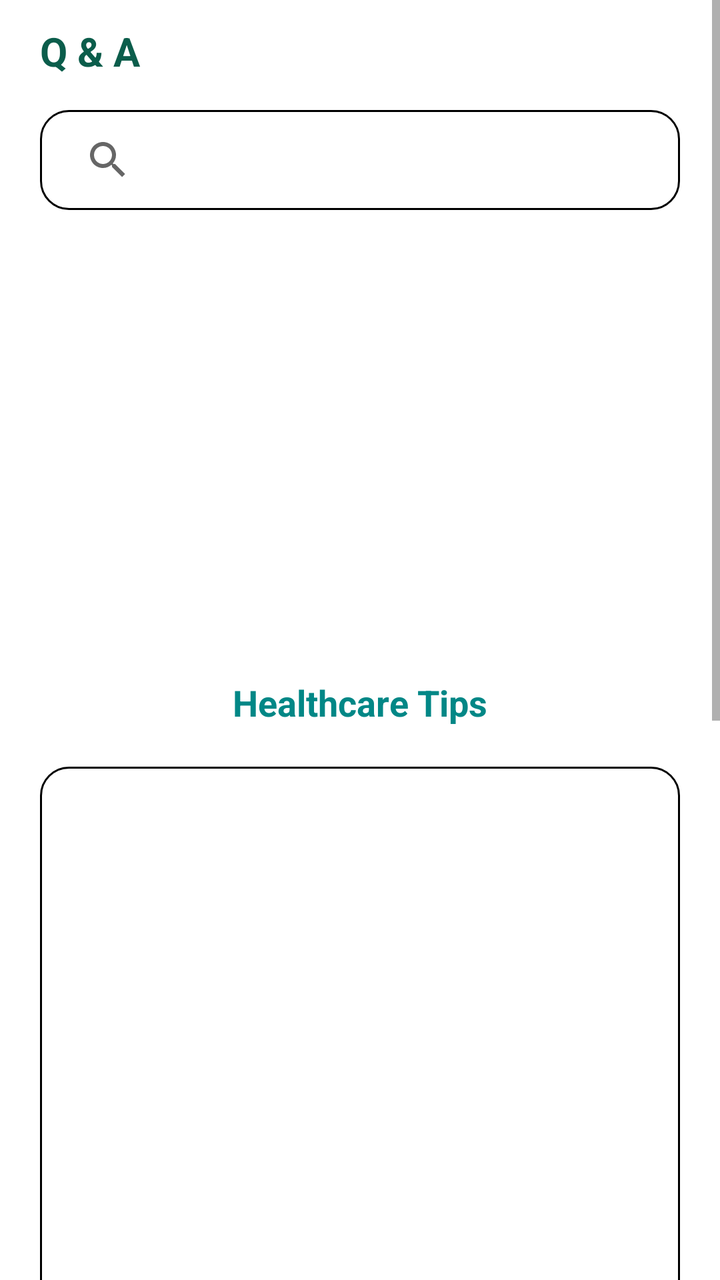
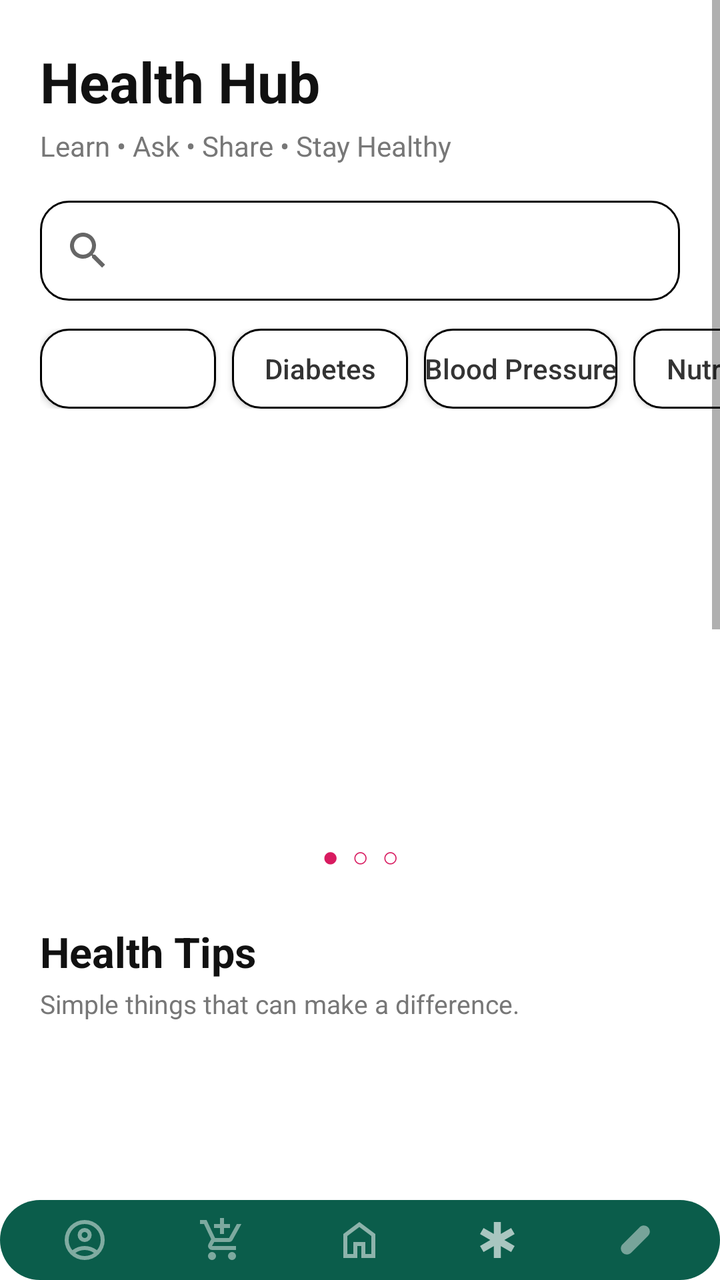

The first picture is an Android layout as it rendered before a commit; the second is the same layout after the commit. The layout source and the unified diff follow.
<!-- AndroidManifest.xml: application theme Theme.Proteahealth -->
<!-- res/layout/activity_blog.xml -->
<?xml version="1.0" encoding="utf-8"?>


<ScrollView xmlns:android="http://schemas.android.com/apk/res/android"
    xmlns:app="http://schemas.android.com/apk/res-auto"
    android:id="@+id/blogRoot"
    android:layout_width="match_parent"
    android:layout_height="match_parent"
    android:background="#FFFFFF"
    android:fillViewport="true"
    android:scrollbars="vertical">

    
    <LinearLayout
        android:layout_width="match_parent"
        android:layout_height="wrap_content"
        android:orientation="vertical"
        android:paddingStart="20dp"
        android:paddingEnd="20dp"
        android:paddingTop="8dp"
        android:paddingBottom="20dp">

        
        <TextView
            android:layout_width="match_parent"
            android:layout_height="wrap_content"
            android:layout_marginTop="4dp"
            android:text="Q &amp; A"
            android:textColor="@color/green"
            android:textSize="20sp"
            android:textStyle="bold" />

        
        <androidx.appcompat.widget.SearchView
            android:id="@+id/search_bar"
            android:layout_width="match_parent"
            android:layout_height="50dp"
            android:layout_marginTop="16dp"
            android:background="@drawable/input_background"
            android:paddingStart="10dp"
            android:paddingEnd="10dp"
            app:queryHint="Search Category" />

        
        <androidx.viewpager2.widget.ViewPager2
            android:id="@+id/banner2"
            android:layout_width="match_parent"
            android:layout_height="190dp"
            android:layout_marginTop="16dp"
            android:clipChildren="false"
            android:clipToPadding="false" />

        
        <LinearLayout
            android:id="@+id/bannerDots"
            android:layout_width="wrap_content"
            android:layout_height="wrap_content"
            android:layout_gravity="center_horizontal"
            android:layout_marginTop="8dp"
            android:gravity="center"
            android:orientation="horizontal" />

        
        <TextView
            android:layout_width="wrap_content"
            android:layout_height="wrap_content"
            android:layout_gravity="center"
            android:layout_marginTop="20dp"
            android:text="Healthcare Tips"
            android:textColor="@color/teal_700"
            android:textSize="18sp"
            android:textStyle="bold" />

        
        <LinearLayout
            android:layout_width="match_parent"
            android:layout_height="wrap_content"
            android:layout_marginTop="20dp"
            android:background="@drawable/input_background"
            android:orientation="vertical">

            <ListView
                android:id="@+id/listArticles"
                android:layout_width="match_parent"
                android:layout_height="400dp"
                android:clipToPadding="false"
                android:divider="@android:color/transparent"
                android:dividerHeight="16dp"
                android:nestedScrollingEnabled="false"
                android:paddingStart="20dp"
                android:paddingTop="20dp"
                android:paddingEnd="20dp"
                android:paddingBottom="16dp" />

            <Button
                android:id="@+id/edittips"
                android:layout_width="wrap_content"
                android:layout_height="wrap_content"/>

        </LinearLayout>

        <TextView
            android:layout_width="match_parent"
            android:layout_height="wrap_content"
            android:text="Blog"
            android:textSize="18dp"
            android:textColor="#FF1493"
            android:textStyle="bold"
            android:layout_gravity="center"
            android:layout_marginTop="10dp"/>

        
        <LinearLayout
            android:layout_width="match_parent"
            android:layout_height="wrap_content"
            android:layout_marginTop="20dp"
            android:orientation="horizontal"
            android:paddingBottom="12dp"
            android:background="@drawable/input_background">


            
            <androidx.recyclerview.widget.RecyclerView
                android:id="@+id/recyclerQuestions"
                android:layout_width="match_parent"
                android:layout_height="0dp"
                android:layout_weight="1"
                android:paddingStart="16dp"
                android:paddingEnd="16dp"
                android:clipToPadding="false"/>

            
            <androidx.appcompat.widget.AppCompatButton
                android:id="@+id/btnMyQuestions"
                android:layout_width="0dp"
                android:layout_height="wrap_content"
                android:layout_marginStart="8dp"
                android:layout_weight="1"
                android:backgroundTint="#E5E5E5"
                android:minHeight="48dp"
                android:text="My questions"
                android:textAllCaps="false"
                android:textColor="#0C514A" />

        </LinearLayout>

    </LinearLayout>

</ScrollView>
<!-- resources referenced by this layout -->
<resources>
  <color name="teal_700">#FF018786</color>
  <!-- unchanged entries left out for length: 3 -->
</resources>

<!-- the commit's change to res/layout/activity_blog.xml (unified diff, before → after) -->
@@ -1,149 +1,319 @@
 <?xml version="1.0" encoding="utf-8"?>
 
 
-<ScrollView xmlns:android="http://schemas.android.com/apk/res/android"
+<LinearLayout xmlns:android="http://schemas.android.com/apk/res/android"
     xmlns:app="http://schemas.android.com/apk/res-auto"
-    android:id="@+id/blogRoot"
     android:layout_width="match_parent"
     android:layout_height="match_parent"
-    android:background="#FFFFFF"
-    android:fillViewport="true"
-    android:scrollbars="vertical">
+    android:orientation="vertical"
+    android:background="#FFFFFF">
 
     
-    <LinearLayout
+    <ScrollView
+        android:id="@+id/blogRoot"
         android:layout_width="match_parent"
-        android:layout_height="wrap_content"
-        android:orientation="vertical"
-        android:paddingStart="20dp"
-        android:paddingEnd="20dp"
-        android:paddingTop="8dp"
-        android:paddingBottom="20dp">
-
-        
-        <TextView
-            android:layout_width="match_parent"
-            android:layout_height="wrap_content"
-            android:layout_marginTop="4dp"
-            android:text="Q &amp; A"
-            android:textColor="@color/green"
-            android:textSize="20sp"
-            android:textStyle="bold" />
-
-        
-        <androidx.appcompat.widget.SearchView
-            android:id="@+id/search_bar"
-            android:layout_width="match_parent"
-            android:layout_height="50dp"
-            android:layout_marginTop="16dp"
-            android:background="@drawable/input_background"
-            android:paddingStart="10dp"
-            android:paddingEnd="10dp"
-            app:queryHint="Search Category" />
-
-        
-        <androidx.viewpager2.widget.ViewPager2
-            android:id="@+id/banner2"
-            android:layout_width="match_parent"
-            android:layout_height="190dp"
-            android:layout_marginTop="16dp"
-            android:clipChildren="false"
-            android:clipToPadding="false" />
-
-        
-        <LinearLayout
-            android:id="@+id/bannerDots"
-            android:layout_width="wrap_content"
-            android:layout_height="wrap_content"
-            android:layout_gravity="center_horizontal"
-            android:layout_marginTop="8dp"
-            android:gravity="center"
-            android:orientation="horizontal" />
-
-        
-        <TextView
-            android:layout_width="wrap_content"
-            android:layout_height="wrap_content"
-            android:layout_gravity="center"
-            android:layout_marginTop="20dp"
-            android:text="Healthcare Tips"
-            android:textColor="@color/teal_700"
-            android:textSize="18sp"
-            android:textStyle="bold" />
-
-        
+        android:layout_height="0dp"
+        android:layout_weight="1"
+        android:fillViewport="true"
+        android:background="#FFFFFF">
+
         <LinearLayout
             android:layout_width="match_parent"
             android:layout_height="wrap_content"
-            android:layout_marginTop="20dp"
-            android:background="@drawable/input_background"
-            android:orientation="vertical">
+            android:orientation="vertical"
+            android:paddingBottom="24dp">
+
+            
+            <LinearLayout
+                android:layout_width="match_parent"
+                android:layout_height="wrap_content"
+                android:orientation="vertical"
+                android:paddingStart="20dp"
+                android:paddingEnd="20dp"
+                android:paddingTop="22dp"
+                android:paddingBottom="8dp">
+
+                <TextView
+                    android:layout_width="wrap_content"
+                    android:layout_height="wrap_content"
+                    android:text="Health Hub"
+                    android:textColor="#111111"
+                    android:textSize="28sp"
+                    android:textStyle="bold" />
+
+                <TextView
+                    android:layout_width="wrap_content"
+                    android:layout_height="wrap_content"
+                    android:layout_marginTop="4dp"
+                    android:text="Learn • Ask • Share • Stay Healthy"
+                    android:textColor="#777777"
+                    android:textSize="14sp" />
+
+            </LinearLayout>
+
+
+            
+            <androidx.appcompat.widget.SearchView
+                android:id="@+id/search_bar"
+                android:layout_width="match_parent"
+                android:layout_height="50dp"
+                android:layout_marginStart="20dp"
+                android:layout_marginEnd="20dp"
+                android:layout_marginTop="10dp"
+                android:background="@drawable/input_background"
+                android:queryHint="Search health topics..." />
+
+
+            
+            <HorizontalScrollView
+                android:layout_width="match_parent"
+                android:layout_height="wrap_content"
+                android:layout_marginTop="14dp"
+                android:scrollbars="none">
+
+                <LinearLayout
+                    android:layout_width="wrap_content"
+                    android:layout_height="wrap_content"
+                    android:orientation="horizontal"
+                    android:paddingStart="20dp"
+                    android:paddingEnd="20dp">
+
+                    <Button
+                        android:id="@+id/btnAll"
+                        android:layout_width="wrap_content"
+                        android:layout_height="40dp"
+                        android:text="All"
+                        android:textAllCaps="false"
+                        android:textColor="#FFFFFF"
+                        android:background="@drawable/input_background" />
+
+                    <Button
+                        android:id="@+id/btnDiabetes"
+                        android:layout_width="wrap_content"
+                        android:layout_height="40dp"
+                        android:layout_marginStart="8dp"
+                        android:text="Diabetes"
+                        android:textAllCaps="false"
+                        android:textColor="#333333"
+                        android:background="@drawable/input_background" />
+
+                    <Button
+                        android:id="@+id/btnBloodPressure"
+                        android:layout_width="wrap_content"
+                        android:layout_height="40dp"
+                        android:layout_marginStart="8dp"
+                        android:text="Blood Pressure"
+                        android:textAllCaps="false"
+                        android:textColor="#333333"
+                        android:background="@drawable/input_background" />
+
+                    <Button
+                        android:id="@+id/btnNutrition"
+                        android:layout_width="wrap_content"
+                        android:layout_height="40dp"
+                        android:layout_marginStart="8dp"
+                        android:text="Nutrition"
+                        android:textAllCaps="false"
+                        android:textColor="#333333"
+                        android:background="@drawable/input_background" />
+
+                </LinearLayout>
+
+            </HorizontalScrollView>
+
+
+            
+            <androidx.viewpager2.widget.ViewPager2
+                android:id="@+id/banner2"
+                android:layout_width="match_parent"
+                android:layout_height="190dp"
+                android:layout_marginStart="20dp"
+                android:layout_marginEnd="20dp"
+                android:layout_marginTop="18dp" />
+
+            <TextView
+                android:id="@+id/bannerDots"
+                android:layout_width="match_parent"
+                android:layout_height="wrap_content"
+                android:layout_marginTop="6dp"
+                android:gravity="center"
+                android:text="●  ○  ○"
+                android:textColor="#D81B60"
+                android:textSize="14sp" />
+
+
+            
+            <TextView
+                android:layout_width="wrap_content"
+                android:layout_height="wrap_content"
+                android:layout_marginStart="20dp"
+                android:layout_marginTop="24dp"
+                android:text="Health Tips"
+                android:textColor="#111111"
+                android:textSize="21sp"
+                android:textStyle="bold" />
+
+            <TextView
+                android:layout_width="wrap_content"
+                android:layout_height="wrap_content"
+                android:layout_marginStart="20dp"
+                android:layout_marginTop="3dp"
+                android:text="Simple things that can make a difference."
+                android:textColor="#777777"
+                android:textSize="13sp" />
 
             <ListView
                 android:id="@+id/listArticles"
                 android:layout_width="match_parent"
                 android:layout_height="400dp"
-                android:clipToPadding="false"
+                android:layout_marginTop="10dp"
                 android:divider="@android:color/transparent"
-                android:dividerHeight="16dp"
+                android:dividerHeight="10dp"
                 android:nestedScrollingEnabled="false"
                 android:paddingStart="20dp"
-                android:paddingTop="20dp"
                 android:paddingEnd="20dp"
-                android:paddingBottom="16dp" />
-
-            <Button
-                android:id="@+id/edittips"
-                android:layout_width="wrap_content"
-                android:layout_height="wrap_content"/>
-
-        </LinearLayout>
-
-        <TextView
-            android:layout_width="match_parent"
-            android:layout_height="wrap_content"
-            android:text="Blog"
-            android:textSize="18dp"
-            android:textColor="#FF1493"
-            android:textStyle="bold"
-            android:layout_gravity="center"
-            android:layout_marginTop="10dp"/>
-
-        
-        <LinearLayout
-            android:layout_width="match_parent"
-            android:layout_height="wrap_content"
-            android:layout_marginTop="20dp"
-            android:orientation="horizontal"
-            android:paddingBottom="12dp"
-            android:background="@drawable/input_background">
+                android:clipToPadding="false" />
+
+
+            
+            <LinearLayout
+                android:layout_width="match_parent"
+                android:layout_height="wrap_content"
+                android:orientation="vertical"
+                android:paddingStart="20dp"
+                android:paddingEnd="20dp"
+                android:paddingTop="20dp">
+
+                <TextView
+                    android:layout_width="wrap_content"
+                    android:layout_height="wrap_content"
+                    android:text="Community Q &amp; A"
+                    android:textColor="#111111"
+                    android:textSize="21sp"
+                    android:textStyle="bold" />
+
+                <TextView
+                    android:layout_width="wrap_content"
+                    android:layout_height="wrap_content"
+                    android:layout_marginTop="3dp"
+                    android:text="Ask questions and learn from healthcare professionals."
+                    android:textColor="#777777"
+                    android:textSize="13sp" />
+
+                
+                <androidx.appcompat.widget.AppCompatButton
+                    android:id="@+id/btnAskQuestion"
+                    android:layout_width="match_parent"
+                    android:layout_height="50dp"
+                    android:layout_marginTop="14dp"
+                    android:text="+  Ask a Health Question"
+                    android:textAllCaps="false"
+                    android:textColor="#FFFFFF"
+                    android:textSize="15sp"
+                    android:textStyle="bold"
+                    android:background="@drawable/green_button" />
+
+            </LinearLayout>
 
 
             
             <androidx.recyclerview.widget.RecyclerView
                 android:id="@+id/recyclerQuestions"
                 android:layout_width="match_parent"
-                android:layout_height="0dp"
-                android:layout_weight="1"
-                android:paddingStart="16dp"
-                android:paddingEnd="16dp"
-                android:clipToPadding="false"/>
+                android:layout_height="wrap_content"
+                android:layout_marginTop="10dp"
+                android:nestedScrollingEnabled="false"
+                android:paddingStart="20dp"
+                android:paddingEnd="20dp"
+                android:clipToPadding="false" />
+
 
             
             <androidx.appcompat.widget.AppCompatButton
                 android:id="@+id/btnMyQuestions"
-                android:layout_width="0dp"
-                android:layout_height="wrap_content"
-                android:layout_marginStart="8dp"
-                android:layout_weight="1"
-                android:backgroundTint="#E5E5E5"
-                android:minHeight="48dp"
-                android:text="My questions"
+                android:layout_width="wrap_content"
+                android:layout_height="45dp"
+                android:layout_gravity="center"
+                android:layout_marginTop="12dp"
+                android:text="View My Questions"
                 android:textAllCaps="false"
-                android:textColor="#0C514A" />
+                android:textColor="#D81B60"
+                android:background="@android:color/transparent" />
 
         </LinearLayout>
 
-    </LinearLayout>
-
-</ScrollView>
+    </ScrollView>
+
+
+    
+    <include
+        android:id="@+id/patientBottomNav"
+        layout="@layout/bottom_nav"
+        android:layout_width="match_parent"
+        android:layout_height="wrap_content" />
+
+</LinearLayout>
+<!-- res/layout/bottom_nav.xml (included above) -->
+<LinearLayout xmlns:android="http://schemas.android.com/apk/res/android"
+    xmlns:app="http://schemas.android.com/apk/res-auto"
+    android:id="@+id/bottomNavigation"
+    android:layout_width="match_parent"
+    android:layout_height="75dp"
+    android:layout_gravity="bottom"
+    android:layout_margin="12dp"
+    android:background="@drawable/bottom_nav_bg"
+    android:gravity="center"
+    android:orientation="horizontal"
+    android:padding="8dp">
+
+    
+    <ImageButton
+        android:id="@+id/navProfile"
+        android:layout_width="0dp"
+        android:layout_height="match_parent"
+        android:layout_weight="1"
+        android:background="@android:color/transparent"
+        android:contentDescription="Profile"
+        android:src="@drawable/baseline_account_circle_24"
+        app:tint="@android:color/white" />
+
+    <ImageButton
+        android:id="@+id/navSetting"
+        android:layout_width="0dp"
+        android:layout_height="match_parent"
+        android:layout_weight="1"
+        android:background="@android:color/transparent"
+        android:contentDescription="Settings"
+        android:src="@drawable/outline_add_shopping_cart_24"
+        app:tint="@android:color/white" />
+
+    <ImageButton
+        android:id="@+id/navhome"
+        android:layout_width="0dp"
+        android:layout_height="match_parent"
+        android:layout_weight="1"
+        android:background="@android:color/transparent"
+        android:contentDescription="Profile"
+        android:src="@drawable/outline_home_24"
+        app:tint="@android:color/white" />
+
+    <ImageButton
+        android:id="@+id/navEmergency"
+        android:layout_width="0dp"
+        android:layout_height="match_parent"
+        android:layout_weight="1"
+        android:background="@android:color/transparent"
+        android:contentDescription="Emergency"
+        android:src="@drawable/outline_emergency_24"
+        app:tint="@android:color/white" />
+
+    <ImageButton
+        android:id="@+id/navMed"
+        android:layout_width="0dp"
+        android:layout_height="match_parent"
+        android:layout_weight="1"
+        android:background="@android:color/transparent"
+        android:contentDescription="Medication"
+        android:src="@drawable/outline_eraser_size_2_24"
+        app:tint="@android:color/white" />
+</LinearLayout>
<!-- resource entries referenced after the edit -->
@@ -1,6 +1,60 @@
 <!-- resources referenced by this layout -->
 <resources>
-  <color name="teal_700">#FF018786</color>
+  <!-- drawable baseline_account_circle_24 (drawable) -->
+  <vector xmlns:android="http://schemas.android.com/apk/res/android" android:alpha="0.48" android:height="24dp" android:tint="#000000" android:viewportHeight="960" android:viewportWidth="960" android:width="24dp">
+        
+      <path android:fillColor="@android:color/white" android:pathData="M234,684Q285,645 348,622.5Q411,600 480,600Q549,600 612,622.5Q675,645 726,684Q761,643 780.5,591Q800,539 800,480Q800,347 706.5,253.5Q613,160 480,160Q347,160 253.5,253.5Q160,347 160,480Q160,539 179.5,591Q199,643 234,684ZM380.5,479.5Q340,439 340,380Q340,321 380.5,280.5Q421,240 480,240Q539,240 579.5,280.5Q620,321 620,380Q620,439 579.5,479.5Q539,520 480,520Q421,520 380.5,479.5ZM480,880Q397,880 324,848.5Q251,817 197,763Q143,709 111.5,636Q80,563 80,480Q80,397 111.5,324Q143,251 197,197Q251,143 324,111.5Q397,80 480,80Q563,80 636,111.5Q709,143 763,197Q817,251 848.5,324Q880,397 880,480Q880,563 848.5,636Q817,709 763,763Q709,817 636,848.5Q563,880 480,880ZM580,784.5Q627,769 666,740Q627,711 580,695.5Q533,680 480,680Q427,680 380,695.5Q333,711 294,740Q333,769 380,784.5Q427,800 480,800Q533,800 580,784.5ZM523,423Q540,406 540,380Q540,354 523,337Q506,320 480,320Q454,320 437,337Q420,354 420,380Q420,406 437,423Q454,440 480,440Q506,440 523,423ZM480,380Q480,380 480,380Q480,380 480,380Q480,380 480,380Q480,380 480,380Q480,380 480,380Q480,380 480,380Q480,380 480,380Q480,380 480,380ZM480,740Q480,740 480,740Q480,740 480,740Q480,740 480,740Q480,740 480,740Q480,740 480,740Q480,740 480,740Q480,740 480,740Q480,740 480,740Z"/>
+      
+  </vector>
+  <!-- drawable bottom_nav_bg (drawable) -->
+  <?xml version="1.0" encoding="utf-8"?>
+  <shape xmlns:android="http://schemas.android.com/apk/res/android" android:shape='rectangle'>
+  
+      <solid android:color="@color/green"/>
+  
+      <corners android:topLeftRadius="22dp"
+          android:topRightRadius="22dp"
+          android:bottomRightRadius="22dp"
+          android:bottomLeftRadius="22dp"/>
+  
+  </shape>
+  <!-- drawable green_button (drawable) -->
+  <?xml version="1.0" encoding="utf-8"?>
+  
+  
+  <shape xmlns:android="http://schemas.android.com/apk/res/android">
+  
+      
+      <solid android:color="#0B5D4B" />
+  
+      
+      <corners android:radius="16dp" />
+  
+  </shape>
+  <!-- drawable outline_add_shopping_cart_24 (drawable) -->
+  <vector xmlns:android="http://schemas.android.com/apk/res/android" android:alpha="0.47" android:height="24dp" android:tint="#000000" android:viewportHeight="960" android:viewportWidth="960" android:width="24dp">
+        
+      <path android:fillColor="@android:color/white" android:pathData="M440,360L440,240L320,240L320,160L440,160L440,40L520,40L520,160L640,160L640,240L520,240L520,360L440,360ZM223.5,856.5Q200,833 200,800Q200,767 223.5,743.5Q247,720 280,720Q313,720 336.5,743.5Q360,767 360,800Q360,833 336.5,856.5Q313,880 280,880Q247,880 223.5,856.5ZM623.5,856.5Q600,833 600,800Q600,767 623.5,743.5Q647,720 680,720Q713,720 736.5,743.5Q760,767 760,800Q760,833 736.5,856.5Q713,880 680,880Q647,880 623.5,856.5ZM40,160L40,80L171,80L341,440L621,440Q621,440 621,440Q621,440 621,440L777,160L868,160L692,478Q681,498 662.5,509Q644,520 622,520L324,520L280,600Q280,600 280,600Q280,600 280,600L760,600L760,680L280,680Q235,680 211.5,641Q188,602 210,562L264,464L120,160L40,160Z"/>
+      
+  </vector>
+  <!-- drawable outline_emergency_24 (drawable) -->
+  <vector xmlns:android="http://schemas.android.com/apk/res/android" android:alpha="0.65" android:height="24dp" android:tint="#000000" android:viewportHeight="960" android:viewportWidth="960" android:width="24dp">
+        
+      <path android:fillColor="@android:color/white" android:pathData="M410,840L410,602L204,721L134,600L340,480L134,361L204,240L410,359L410,120L550,120L550,359L756,240L826,361L620,480L826,600L756,721L550,602L550,840L410,840Z"/>
+      
+  </vector>
+  <!-- drawable outline_eraser_size_2_24 (drawable) -->
+  <vector xmlns:android="http://schemas.android.com/apk/res/android" android:alpha="0.44" android:height="24dp" android:tint="#000000" android:viewportHeight="960" android:viewportWidth="960" android:width="24dp">
+        
+      <path android:fillColor="@android:color/white" android:pathData="M310,770Q260,770 225,735Q190,700 190,650Q190,627 199,604.5Q208,582 225,565L565,225Q582,208 604.5,199Q627,190 650,190Q700,190 735,225Q770,260 770,310Q770,333 761,355.5Q752,378 735,395L395,735Q378,752 355.5,761Q333,770 310,770Z"/>
+      
+  </vector>
+  <!-- drawable outline_home_24 (drawable) -->
+  <vector xmlns:android="http://schemas.android.com/apk/res/android" android:alpha="0.53" android:height="24dp" android:tint="#000000" android:viewportHeight="960" android:viewportWidth="960" android:width="24dp">
+        
+      <path android:fillColor="@android:color/white" android:pathData="M240,760L360,760L360,520L600,520L600,760L720,760L720,400L480,220L240,400L240,760ZM160,840L160,360L480,120L800,360L800,840L520,840L520,600L440,600L440,840L160,840ZM480,490L480,490L480,490L480,490L480,490L480,490L480,490L480,490L480,490Z"/>
+      
+  </vector>
   <!-- unchanged entries left out for length: 3 -->
 </resources>
 
